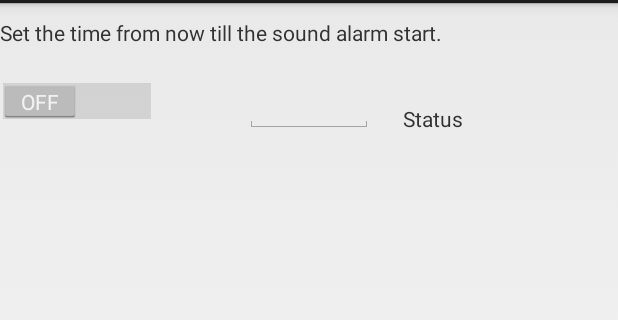
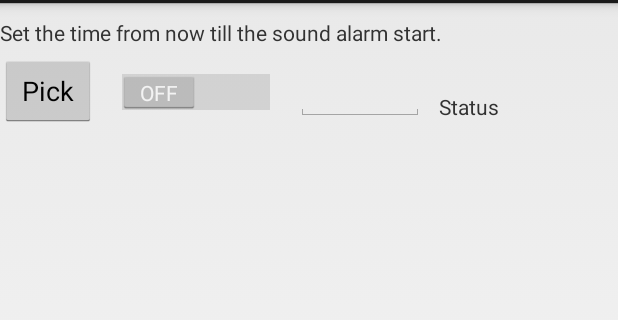
Before and after one commit to Marcel-Malus/HueSleepAndWake, an Android app: the fragment AlarmScheduleFragment shown on its own in the app's theme, on a phone screen of 412 x 824 dp, the part 69-389 px from its top. Run offline under Robolectric (Android 15) with nearby library versions, the phone set to English and light mode, and no system bars; 5 statements that could not run were skipped.

Commit message:
Added a sound picker for the alarm.

```diff
--- a/app/src/main/java/com/philips/lighting/alarm/AlarmStartReceiver.java
+++ b/app/src/main/java/com/philips/lighting/alarm/AlarmStartReceiver.java
@@ -9,7 +9,9 @@ public class AlarmStartReceiver extends BroadcastReceiver {
     @Override
     public void onReceive(Context context, Intent intent) {
         //Start sound service to play sound for alarm
-        context.startService(new Intent(context, AlarmSoundService.class));
+        Intent startSoundIntent = new Intent(context, AlarmSoundService.class);
+        startSoundIntent.putExtras(intent);
+        context.startService(startSoundIntent);
 
         // Start alarm activity to enable user interaction
         Intent startActivityIntent = new Intent(context, AlarmActivity.class);
--- a/app/src/main/java/com/philips/lighting/quickstart/AlarmScheduleFragment.java
+++ b/app/src/main/java/com/philips/lighting/quickstart/AlarmScheduleFragment.java
@@ -3,32 +3,41 @@ package com.philips.lighting.quickstart;
 import android.app.AlarmManager;
 import android.app.PendingIntent;
 import android.content.Intent;
+import android.net.Uri;
 import android.os.Bundle;
+import android.util.Log;
 import android.view.LayoutInflater;
 import android.view.View;
 import android.view.ViewGroup;
+import android.widget.Button;
 import android.widget.EditText;
 import android.widget.Switch;
 import android.widget.TextView;
 
 import com.philips.lighting.alarm.AlarmSoundService;
 import com.philips.lighting.alarm.AlarmStartReceiver;
+import com.philips.lighting.data.MyConst;
 
 import java.util.Calendar;
 import java.util.Date;
 
+import static android.app.Activity.RESULT_OK;
 import static android.content.Context.ALARM_SERVICE;
+import static com.philips.lighting.quickstart.PHHomeActivity.TAG;
 
 /**
  * @since 2017-09-14.
  */
 public class AlarmScheduleFragment extends AbstractScheduleFragment {
 
+    private static final int PICK_AUDIO_REQUEST = 0;
+
     private Switch alarmSwitch;
     private EditText inputTimeTxt;
     private TextView statusTxt;
     private AlarmManager alarmManager;
     private PendingIntent pendingIntent;
+    private Uri alarmSoundUri;
 
     @Override
     public View onCreateView(LayoutInflater inflater, ViewGroup container, Bundle savedInstanceState) {
@@ -39,6 +48,9 @@ public class AlarmScheduleFragment extends AbstractScheduleFragment {
     public void onActivityCreated(Bundle savedInstanceState) {
         super.onActivityCreated(savedInstanceState);
 
+        final Button pickAlarmBtn = (Button) getActivity().findViewById(R.id.pickAlarmSoundBtn);
+        pickAlarmBtn.setOnClickListener(createPickAlarmListener());
+
         alarmSwitch = (Switch) getActivity().findViewById(R.id.alarmSwitch);
         alarmSwitch.setChecked(getPrefs().isAlarmActive());
 
@@ -48,6 +60,31 @@ public class AlarmScheduleFragment extends AbstractScheduleFragment {
         statusTxt = (TextView) getActivity().findViewById(R.id.alarmStatusTxt);
 
         alarmManager = (AlarmManager) getActivity().getSystemService(ALARM_SERVICE);
+    }
+
+    private View.OnClickListener createPickAlarmListener() {
+        return new View.OnClickListener() {
+            @Override
+            public void onClick(View v) {
+                Intent audioIntent = new Intent();
+                audioIntent.setType("audio/*");
+                audioIntent.setAction(Intent.ACTION_GET_CONTENT);
+                startActivityForResult(audioIntent, PICK_AUDIO_REQUEST);
+            }
+        };
+    }
+
+    @Override
+    public void onActivityResult(int requestCode, int resultCode, Intent data) {
+        super.onActivityResult(requestCode, resultCode, data);
+        if (resultCode != RESULT_OK || data == null || data.getData() == null) {
+            // error
+            return;
+        }
+        if (requestCode == PICK_AUDIO_REQUEST) {
+            alarmSoundUri = data.getData();
+            Log.i(TAG, "Got alarmSoundUri: " + alarmSoundUri.getPath());
+        }
     }
 
     @Override
@@ -72,6 +109,9 @@ public class AlarmScheduleFragment extends AbstractScheduleFragment {
         getPrefs().setAlarmTime(alarmTimeStr);
 
         Intent intent = new Intent(getActivity(), AlarmStartReceiver.class);
+        if (alarmSoundUri != null) {
+            intent.putExtra(MyConst.ALARM_SOUND_URI, alarmSoundUri);
+        }
         pendingIntent = PendingIntent.getBroadcast(getActivity(), 0, intent, 0);
 
         alarmManager.set(AlarmManager.RTC_WAKEUP, alarmDate.getTime(), pendingIntent);
--- a/app/src/main/java/com/philips/lighting/quickstart/MyApplicationActivity.java
+++ b/app/src/main/java/com/philips/lighting/quickstart/MyApplicationActivity.java
@@ -128,7 +128,7 @@ public class MyApplicationActivity extends Activity {
             }
 
             phHueSDK.disconnect(bridge);
-            super.onDestroy();
         }
+        super.onDestroy();
     }
 }
--- a/app/src/main/res/layout/schedule_alarm.xml
+++ b/app/src/main/res/layout/schedule_alarm.xml
@@ -11,20 +11,29 @@
         android:layout_marginTop="10dp"
         android:text="@string/txt_set_alarm_schedule" />
 
+    <Button
+        android:id="@+id/pickAlarmSoundBtn"
+        android:layout_width="wrap_content"
+        android:layout_height="wrap_content"
+        android:layout_below="@id/alarmTimeTxt"
+        android:layout_marginTop="5dp"
+        android:text="@string/btn_pick_alarm_sound" />
+
     <Switch
         android:id="@+id/alarmSwitch"
         android:layout_width="wrap_content"
         android:layout_height="wrap_content"
-        android:layout_below="@id/alarmTimeTxt"
-        android:layout_marginTop="22dp" />
+        android:layout_alignBaseline="@id/pickAlarmSoundBtn"
+        android:layout_toRightOf="@id/pickAlarmSoundBtn"
+        android:layout_marginLeft="15dp" />
 
     <EditText
         android:id="@+id/alarmTime"
         android:layout_width="wrap_content"
         android:layout_height="wrap_content"
-        android:layout_below="@+id/alarmTimeTxt"
-        android:layout_centerHorizontal="true"
-        android:layout_marginTop="18dp"
+        android:layout_alignBaseline="@id/pickAlarmSoundBtn"
+        android:layout_toRightOf="@id/alarmSwitch"
+        android:layout_marginLeft="15dp"
         android:ems="4"
         android:inputType="time"
         android:maxLength="8" />
@@ -33,8 +42,8 @@
         android:id="@+id/alarmStatusTxt"
         android:layout_width="wrap_content"
         android:layout_height="wrap_content"
-        android:layout_marginLeft="20dp"
-        android:layout_marginStart="20dp"
+        android:layout_marginLeft="10dp"
+        android:layout_marginStart="10dp"
         android:layout_alignBottom="@+id/alarmTime"
         android:layout_toRightOf="@+id/alarmTime"
         android:layout_toEndOf="@+id/alarmTime"
--- a/app/src/main/res/values/strings.xml
+++ b/app/src/main/res/values/strings.xml
@@ -34,6 +34,7 @@
     <string name="txt_start_sleep_schedule">Start sleep schedule with updating the schedules.</string>
     <string name="txt_set_alarm_schedule">Set the time from now till the sound alarm start.</string>
     <string name="btn_updated_schedules">Update schedules</string>
+    <string name="btn_pick_alarm_sound">Pick</string>
 
     <!--Status-->
     <string name="txt_status">Status</string>
```
Also changed, not shown: app/src/main/java/com/philips/lighting/alarm/AlarmSoundService.java (+21 -13 lines), app/src/main/java/com/philips/lighting/data/MyConst.java (added, +8 -0 lines).
